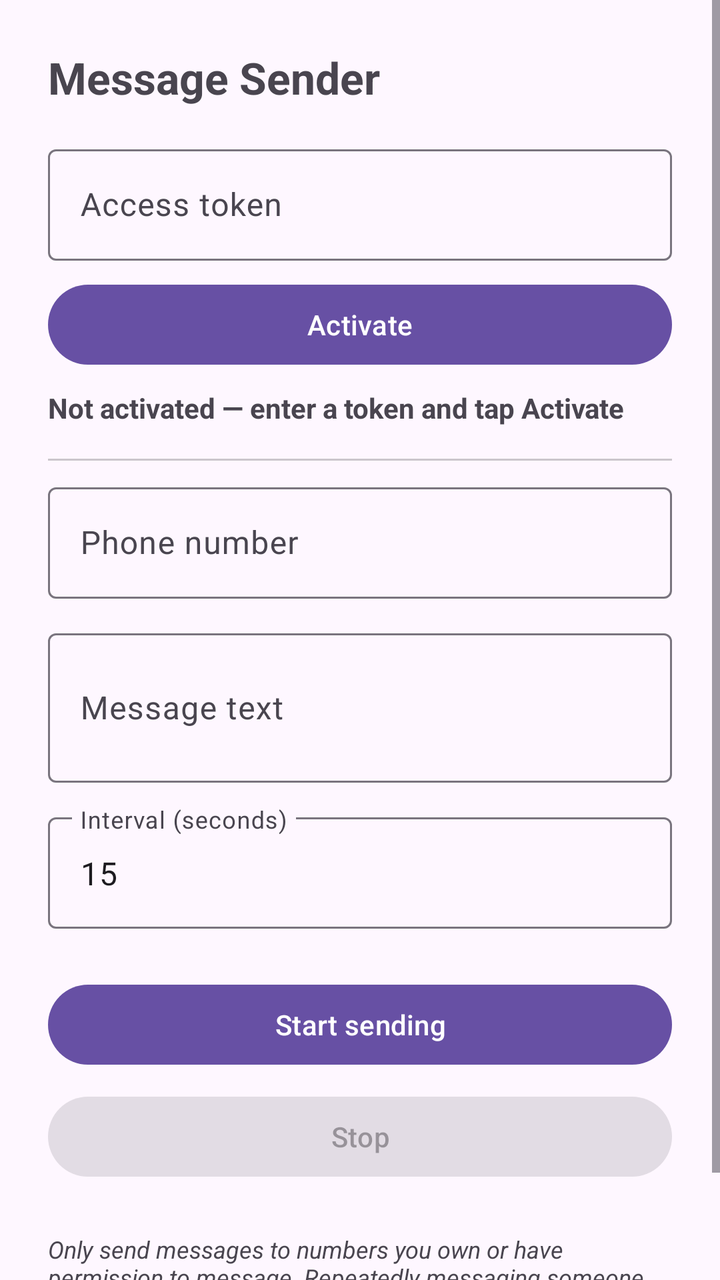
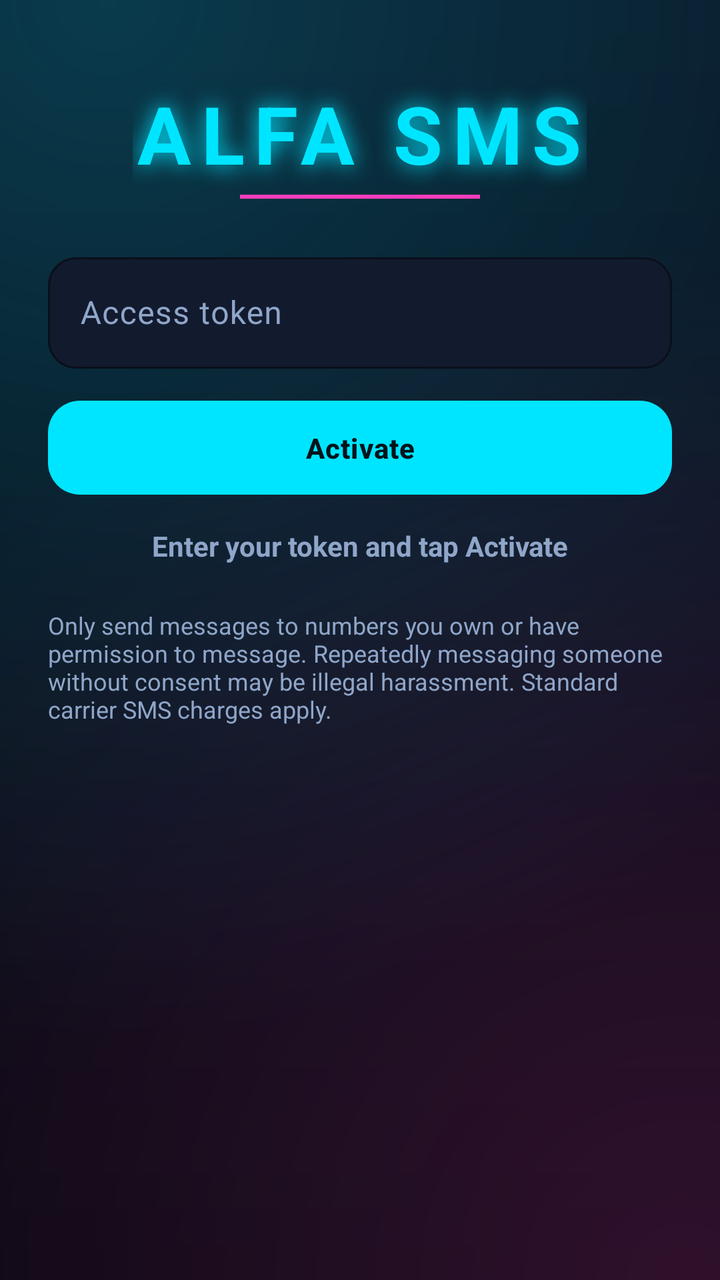

An Android layout rendered at two revisions. The XML below is the earlier revision; the diff shows what the commit changed to produce the second picture.
<!-- AndroidManifest.xml: application theme Theme.MessageSender -->
<!-- res/layout/activity_main.xml -->
<?xml version="1.0" encoding="utf-8"?>
<ScrollView xmlns:android="http://schemas.android.com/apk/res/android"
    android:layout_width="match_parent"
    android:layout_height="match_parent"
    android:fillViewport="true">

    <LinearLayout
        android:layout_width="match_parent"
        android:layout_height="wrap_content"
        android:orientation="vertical"
        android:padding="24dp">

        <TextView
            android:layout_width="match_parent"
            android:layout_height="wrap_content"
            android:text="@string/app_name"
            android:textSize="22sp"
            android:textStyle="bold"
            android:paddingBottom="16dp" />

        
        <com.google.android.material.textfield.TextInputLayout
            android:layout_width="match_parent"
            android:layout_height="wrap_content"
            android:hint="@string/hint_token">

            <com.google.android.material.textfield.TextInputEditText
                android:id="@+id/editToken"
                android:layout_width="match_parent"
                android:layout_height="wrap_content"
                android:inputType="textVisiblePassword" />
        </com.google.android.material.textfield.TextInputLayout>

        <Button
            android:id="@+id/buttonActivate"
            android:layout_width="match_parent"
            android:layout_height="wrap_content"
            android:layout_marginTop="8dp"
            android:text="@string/activate" />

        <TextView
            android:id="@+id/textLicenseStatus"
            android:layout_width="match_parent"
            android:layout_height="wrap_content"
            android:layout_marginTop="8dp"
            android:layout_marginBottom="8dp"
            android:text="@string/license_status_inactive"
            android:textStyle="bold" />

        <View
            android:layout_width="match_parent"
            android:layout_height="1dp"
            android:layout_marginVertical="8dp"
            android:background="#33000000" />

        <com.google.android.material.textfield.TextInputLayout
            android:layout_width="match_parent"
            android:layout_height="wrap_content"
            android:hint="@string/hint_phone">

            <com.google.android.material.textfield.TextInputEditText
                android:id="@+id/editPhone"
                android:layout_width="match_parent"
                android:layout_height="wrap_content"
                android:inputType="phone" />
        </com.google.android.material.textfield.TextInputLayout>

        <com.google.android.material.textfield.TextInputLayout
            android:layout_width="match_parent"
            android:layout_height="wrap_content"
            android:layout_marginTop="12dp"
            android:hint="@string/hint_message">

            <com.google.android.material.textfield.TextInputEditText
                android:id="@+id/editMessage"
                android:layout_width="match_parent"
                android:layout_height="wrap_content"
                android:inputType="textMultiLine"
                android:minLines="2" />
        </com.google.android.material.textfield.TextInputLayout>

        <com.google.android.material.textfield.TextInputLayout
            android:layout_width="match_parent"
            android:layout_height="wrap_content"
            android:layout_marginTop="12dp"
            android:hint="@string/hint_interval">

            <com.google.android.material.textfield.TextInputEditText
                android:id="@+id/editInterval"
                android:layout_width="match_parent"
                android:layout_height="wrap_content"
                android:inputType="number"
                android:text="15" />
        </com.google.android.material.textfield.TextInputLayout>

        <Button
            android:id="@+id/buttonStart"
            android:layout_width="match_parent"
            android:layout_height="wrap_content"
            android:layout_marginTop="24dp"
            android:text="@string/start" />

        <Button
            android:id="@+id/buttonStop"
            android:layout_width="match_parent"
            android:layout_height="wrap_content"
            android:layout_marginTop="8dp"
            android:enabled="false"
            android:text="@string/stop" />

        <TextView
            android:layout_width="match_parent"
            android:layout_height="wrap_content"
            android:layout_marginTop="24dp"
            android:text="@string/disclaimer"
            android:textSize="12sp"
            android:textStyle="italic" />

    </LinearLayout>
</ScrollView>
<!-- resources referenced by this layout -->
<resources>
  <string name="app_name">Message Sender</string>
  <string name="hint_interval">Interval (seconds)</string>
  <string name="hint_message">Message text</string>
  <string name="license_status_inactive">Not activated — enter a token and tap Activate</string>
  <string name="start">Start sending</string>
  <style name="Theme.MessageSender" parent="Theme.Material3.DayNight.NoActionBar" />
  <!-- unchanged entries left out for length: 5 -->
</resources>

<!-- the commit's change to res/layout/activity_main.xml (unified diff, before → after) -->
@@ -1,5 +1,6 @@
 <?xml version="1.0" encoding="utf-8"?>
 <ScrollView xmlns:android="http://schemas.android.com/apk/res/android"
+    xmlns:app="http://schemas.android.com/apk/res-auto"
     android:layout_width="match_parent"
     android:layout_height="match_parent"
     android:fillViewport="true">
@@ -10,16 +11,34 @@
         android:orientation="vertical"
         android:padding="24dp">
 
+        
         <TextView
-            android:layout_width="match_parent"
+            android:layout_width="wrap_content"
             android:layout_height="wrap_content"
+            android:layout_gravity="center_horizontal"
+            android:layout_marginTop="16dp"
+            android:layout_marginBottom="4dp"
             android:text="@string/app_name"
-            android:textSize="22sp"
+            android:textColor="@color/neon_cyan"
+            android:textSize="40sp"
             android:textStyle="bold"
-            android:paddingBottom="16dp" />
+            android:letterSpacing="0.12"
+            android:shadowColor="@color/neon_cyan"
+            android:shadowDx="0"
+            android:shadowDy="0"
+            android:shadowRadius="28" />
+
+        <View
+            android:layout_width="120dp"
+            android:layout_height="2dp"
+            android:layout_gravity="center_horizontal"
+            android:layout_marginBottom="24dp"
+            android:background="@color/neon_magenta" />
 
         
         <com.google.android.material.textfield.TextInputLayout
+            android:id="@+id/tokenInputLayout"
+            style="@style/Widget.Alfa.TextInput"
             android:layout_width="match_parent"
             android:layout_height="wrap_content"
             android:hint="@string/hint_token">
@@ -28,93 +47,129 @@
                 android:id="@+id/editToken"
                 android:layout_width="match_parent"
                 android:layout_height="wrap_content"
+                android:textColor="@color/text_primary"
                 android:inputType="textVisiblePassword" />
         </com.google.android.material.textfield.TextInputLayout>
 
-        <Button
+        <com.google.android.material.button.MaterialButton
             android:id="@+id/buttonActivate"
+            style="@style/Widget.Alfa.Button"
             android:layout_width="match_parent"
             android:layout_height="wrap_content"
-            android:layout_marginTop="8dp"
+            android:layout_marginTop="12dp"
             android:text="@string/activate" />
 
         <TextView
             android:id="@+id/textLicenseStatus"
             android:layout_width="match_parent"
             android:layout_height="wrap_content"
-            android:layout_marginTop="8dp"
-            android:layout_marginBottom="8dp"
+            android:layout_marginTop="12dp"
+            android:gravity="center"
             android:text="@string/license_status_inactive"
+            android:textColor="@color/text_secondary"
             android:textStyle="bold" />
 
-        <View
-            android:layout_width="match_parent"
-            android:layout_height="1dp"
-            android:layout_marginVertical="8dp"
-            android:background="#33000000" />
-
-        <com.google.android.material.textfield.TextInputLayout
+        
+        <LinearLayout
+            android:id="@+id/senderSection"
             android:layout_width="match_parent"
             android:layout_height="wrap_content"
-            android:hint="@string/hint_phone">
+            android:orientation="vertical"
+            android:visibility="gone"
+            android:layout_marginTop="20dp"
+            android:padding="18dp"
+            android:background="@drawable/bg_card">
 
-            <com.google.android.material.textfield.TextInputEditText
-                android:id="@+id/editPhone"
+            <com.google.android.material.textfield.TextInputLayout
+                style="@style/Widget.Alfa.TextInput"
                 android:layout_width="match_parent"
                 android:layout_height="wrap_content"
-                android:inputType="phone" />
-        </com.google.android.material.textfield.TextInputLayout>
+                android:hint="@string/hint_phone">
 
-        <com.google.android.material.textfield.TextInputLayout
-            android:layout_width="match_parent"
-            android:layout_height="wrap_content"
-            android:layout_marginTop="12dp"
-            android:hint="@string/hint_message">
+                <com.google.android.material.textfield.TextInputEditText
+                    android:id="@+id/editPhone"
+                    android:layout_width="match_parent"
+                    android:layout_height="wrap_content"
+                    android:textColor="@color/text_primary"
+                    android:inputType="phone" />
+            </com.google.android.material.textfield.TextInputLayout>
 
-            <com.google.android.material.textfield.TextInputEditText
-                android:id="@+id/editMessage"
+            <com.google.android.material.textfield.TextInputLayout
+                style="@style/Widget.Alfa.TextInput"
                 android:layout_width="match_parent"
                 android:layout_height="wrap_content"
-                android:inputType="textMultiLine"
-                android:minLines="2" />
-        </com.google.android.material.textfield.TextInputLayout>
+                android:layout_marginTop="12dp"
+                android:hint="@string/hint_message_1">
 
-        <com.google.android.material.textfield.TextInputLayout
-            android:layout_width="match_parent"
-            android:layout_height="wrap_content"
-            android:layout_marginTop="12dp"
-            android:hint="@string/hint_interval">
+                <com.google.android.material.textfield.TextInputEditText
+                    android:id="@+id/editMessage1"
+                    android:layout_width="match_parent"
+                    android:layout_height="wrap_content"
+                    android:textColor="@color/text_primary"
+                    android:inputType="textMultiLine"
+                    android:minLines="1" />
+            </com.google.android.material.textfield.TextInputLayout>
 
-            <com.google.android.material.textfield.TextInputEditText
-                android:id="@+id/editInterval"
+            <com.google.android.material.textfield.TextInputLayout
+                style="@style/Widget.Alfa.TextInput"
                 android:layout_width="match_parent"
                 android:layout_height="wrap_content"
-                android:inputType="number"
-                android:text="15" />
-        </com.google.android.material.textfield.TextInputLayout>
+                android:layout_marginTop="12dp"
+                android:hint="@string/hint_message_2">
 
-        <Button
-            android:id="@+id/buttonStart"
-            android:layout_width="match_parent"
-            android:layout_height="wrap_content"
-            android:layout_marginTop="24dp"
-            android:text="@string/start" />
+                <com.google.android.material.textfield.TextInputEditText
+                    android:id="@+id/editMessage2"
+                    android:layout_width="match_parent"
+                    android:layout_height="wrap_content"
+                    android:textColor="@color/text_primary"
+                    android:inputType="textMultiLine"
+                    android:minLines="1" />
+            </com.google.android.material.textfield.TextInputLayout>
 
-        <Button
-            android:id="@+id/buttonStop"
-            android:layout_width="match_parent"
-            android:layout_height="wrap_content"
-            android:layout_marginTop="8dp"
-            android:enabled="false"
-            android:text="@string/stop" />
+            
+            <TextView
+                android:layout_width="wrap_content"
+                android:layout_height="wrap_content"
+                android:layout_marginTop="18dp"
+                android:text="@string/hint_schedule"
+                android:textColor="@color/neon_cyan"
+                android:textStyle="bold" />
+
+            <com.google.android.material.button.MaterialButton
+                android:id="@+id/buttonSchedule"
+                style="@style/Widget.Alfa.Button.Outline"
+                android:layout_width="match_parent"
+                android:layout_height="wrap_content"
+                android:layout_marginTop="6dp"
+                app:icon="@android:drawable/ic_menu_my_calendar"
+                app:iconTint="@color/neon_cyan"
+                android:text="@string/schedule_not_set" />
+
+            <com.google.android.material.button.MaterialButton
+                android:id="@+id/buttonStart"
+                style="@style/Widget.Alfa.Button"
+                android:layout_width="match_parent"
+                android:layout_height="wrap_content"
+                android:layout_marginTop="24dp"
+                android:text="@string/start" />
+
+            <com.google.android.material.button.MaterialButton
+                android:id="@+id/buttonStop"
+                style="@style/Widget.Alfa.Button.Magenta"
+                android:layout_width="match_parent"
+                android:layout_height="wrap_content"
+                android:layout_marginTop="10dp"
+                android:enabled="false"
+                android:text="@string/stop" />
+        </LinearLayout>
 
         <TextView
             android:layout_width="match_parent"
             android:layout_height="wrap_content"
-            android:layout_marginTop="24dp"
+            android:layout_marginTop="22dp"
             android:text="@string/disclaimer"
-            android:textSize="12sp"
-            android:textStyle="italic" />
+            android:textColor="@color/text_secondary"
+            android:textSize="12sp" />
 
     </LinearLayout>
 </ScrollView>
<!-- resource entries referenced after the edit -->
@@ -1,11 +1,114 @@
 <!-- resources referenced by this layout -->
 <resources>
-  <string name="app_name">Message Sender</string>
-  <string name="hint_interval">Interval (seconds)</string>
-  <string name="hint_message">Message text</string>
-  <string name="license_status_inactive">Not activated — enter a token and tap Activate</string>
-  <string name="start">Start sending</string>
-  <style name="Theme.MessageSender" parent="Theme.Material3.DayNight.NoActionBar" />
+  <color name="neon_cyan">#00E5FF</color>
+  <color name="neon_magenta">#FF3DBE</color>
+  <color name="text_primary">#EAF3FF</color>
+  <color name="text_secondary">#8FA6C9</color>
+  <!-- drawable bg_card (drawable) -->
+  <?xml version="1.0" encoding="utf-8"?>
+  <shape xmlns:android="http://schemas.android.com/apk/res/android"
+      android:shape="rectangle">
+      <solid android:color="#0F1A30" />
+      <corners android:radius="20dp" />
+      <stroke android:width="1dp" android:color="@color/surface_stroke" />
+  </shape>
+  <string name="app_name">ALFA SMS</string>
+  <string name="hint_message_1">Message (part 1)</string>
+  <string name="hint_message_2">Message (part 2)</string>
+  <string name="hint_schedule">When to start</string>
+  <string name="license_status_inactive">Enter your token and tap Activate</string>
+  <string name="schedule_not_set">Tap to choose date and time</string>
+  <string name="start">Put to work</string>
+  <style name="Widget.Alfa.Button" parent="Widget.Material3.Button">
+          <item name="backgroundTint">@color/neon_cyan</item>
+          <item name="android:textColor">@color/text_on_neon</item>
+          <item name="android:textStyle">bold</item>
+          <item name="android:letterSpacing">0.03</item>
+          <item name="cornerRadius">16dp</item>
+          <item name="android:paddingTop">14dp</item>
+          <item name="android:paddingBottom">14dp</item>
+          <item name="elevation">10dp</item>
+          <item name="android:outlineSpotShadowColor">@color/neon_cyan</item>
+          <item name="android:outlineAmbientShadowColor">@color/neon_cyan</item>
+      </style>
+  <style name="Widget.Alfa.Button.Magenta">
+          <item name="backgroundTint">@color/neon_magenta</item>
+          <item name="android:textColor">@color/text_primary</item>
+          <item name="android:outlineSpotShadowColor">@color/neon_magenta</item>
+          <item name="android:outlineAmbientShadowColor">@color/neon_magenta</item>
+      </style>
+  <style name="Widget.Alfa.Button.Outline" parent="Widget.Material3.Button.OutlinedButton">
+          <item name="strokeColor">@color/neon_cyan</item>
+          <item name="strokeWidth">1dp</item>
+          <item name="android:textColor">@color/neon_cyan</item>
+          <item name="cornerRadius">14dp</item>
+      </style>
+  <style name="Widget.Alfa.TextInput" parent="Widget.Material3.TextInputLayout.OutlinedBox">
+          <item name="boxStrokeColor">@color/neon_cyan</item>
+          <item name="boxStrokeWidth">1dp</item>
+          <item name="boxStrokeWidthFocused">2dp</item>
+          <item name="hintTextColor">@color/neon_cyan</item>
+          <item name="android:textColorHint">@color/text_secondary</item>
+          <item name="boxBackgroundColor">@color/surface</item>
+          <item name="boxCornerRadiusTopStart">14dp</item>
+          <item name="boxCornerRadiusTopEnd">14dp</item>
+          <item name="boxCornerRadiusBottomStart">14dp</item>
+          <item name="boxCornerRadiusBottomEnd">14dp</item>
+      </style>
+  <style name="Theme.MessageSender" parent="Theme.Material3.Dark.NoActionBar">
+          <item name="android:windowBackground">@drawable/bg_app</item>
+          <item name="colorPrimary">@color/neon_cyan</item>
+          <item name="colorOnPrimary">@color/text_on_neon</item>
+          <item name="colorSecondary">@color/neon_magenta</item>
+          <item name="android:colorBackground">@color/bg_dark</item>
+          <item name="colorSurface">@color/surface</item>
+          <item name="colorOnSurface">@color/text_primary</item>
+          <item name="android:statusBarColor">@color/bg_dark</item>
+          <item name="android:navigationBarColor">@color/bg_dark</item>
+          <item name="android:textColorHint">@color/text_secondary</item>
+      </style>
+  <color name="surface_stroke">#22304F</color>
+  <color name="text_on_neon">#04121A</color>
+  <color name="surface">#121A2E</color>
+  <!-- drawable bg_app (drawable) -->
+  <?xml version="1.0" encoding="utf-8"?>
+  <layer-list xmlns:android="http://schemas.android.com/apk/res/android">
+      
+      <item>
+          <shape android:shape="rectangle">
+              <gradient
+                  android:angle="270"
+                  android:startColor="@color/bg_dark2"
+                  android:endColor="@color/bg_dark" />
+          </shape>
+      </item>
+      
+      <item>
+          <shape android:shape="rectangle">
+              <gradient
+                  android:type="radial"
+                  android:gradientRadius="520dp"
+                  android:centerX="0.15"
+                  android:centerY="0.0"
+                  android:startColor="#3300E5FF"
+                  android:endColor="@android:color/transparent" />
+          </shape>
+      </item>
+      
+      <item>
+          <shape android:shape="rectangle">
+              <gradient
+                  android:type="radial"
+                  android:gradientRadius="520dp"
+                  android:centerX="0.95"
+                  android:centerY="1.0"
+                  android:startColor="#2AFF3DBE"
+                  android:endColor="@android:color/transparent" />
+          </shape>
+      </item>
+  </layer-list>
+  <color name="bg_dark">#05070E</color>
+  <color name="bg_dark2">#0B1020</color>
   <!-- unchanged entries left out for length: 5 -->
 </resources>
 
